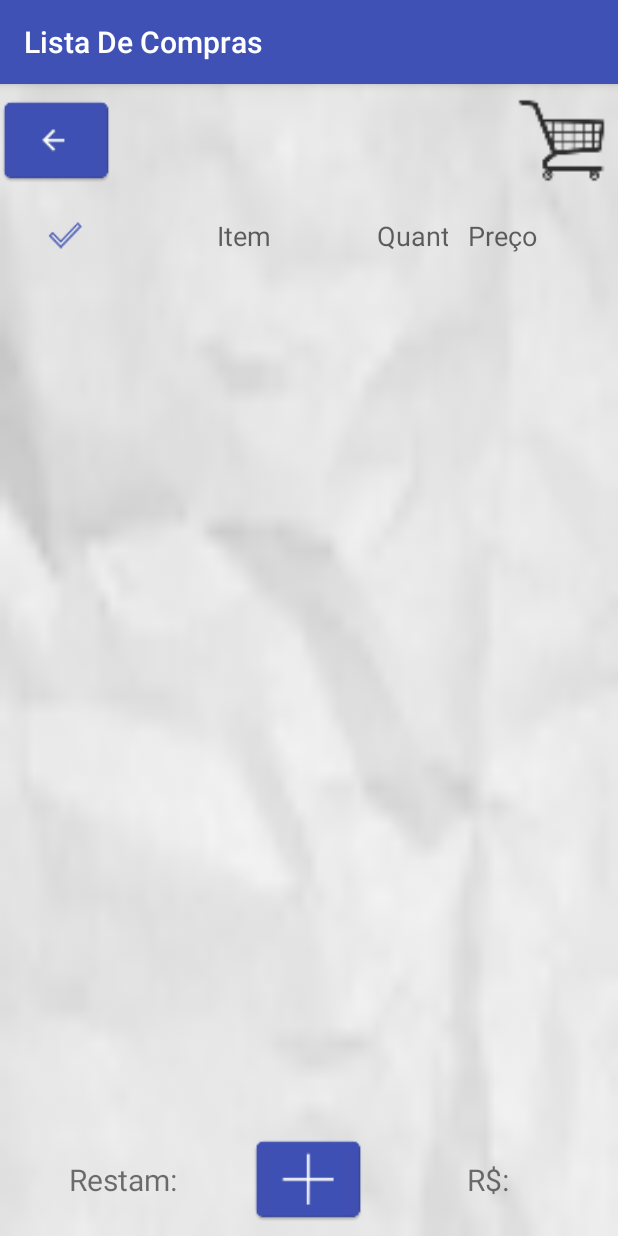
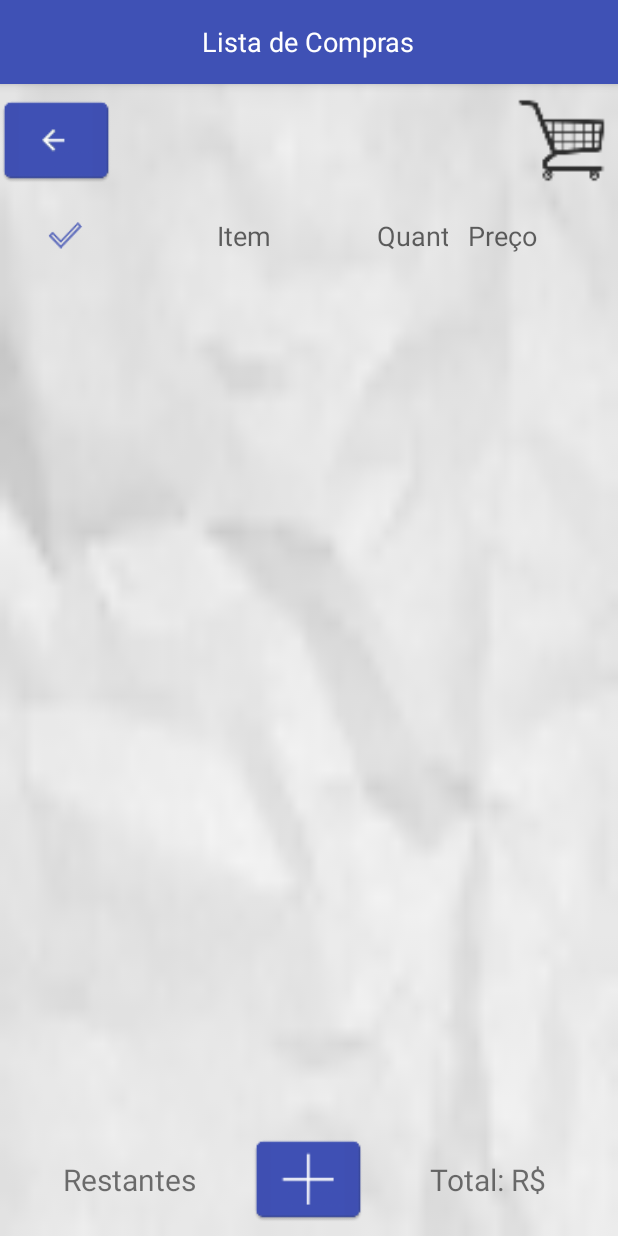
Before and after one commit to FlavioAirjan/ListaDeCompras, an Android app: the ListActivity screen opened directly, with no data from a screen before it, on a phone screen of 412 x 824 dp. Run offline under Robolectric (Android 15) with nearby library versions, the phone set to English and light mode, and no system bars; 6 statements that could not run were skipped.

Commit message:
Ajustado numero de itens. Adicionado numero de listas. Tamanho das fontes ajustados. Nome do aplicativo centralizado.

```diff
--- a/app/src/main/java/com/listadecompras/listadecompras/ListActivity.java
+++ b/app/src/main/java/com/listadecompras/listadecompras/ListActivity.java
@@ -8,6 +8,7 @@ import android.graphics.Color;
 import android.os.Bundle;
 import android.os.IBinder;
 import android.support.v4.app.Fragment;
+import android.support.v7.app.ActionBar;
 import android.support.v7.app.AppCompatActivity;
 import android.view.KeyEvent;
 import android.view.LayoutInflater;
@@ -62,6 +63,8 @@ public class ListActivity extends AppCompatActivity {
     @Override
     public void onCreate(Bundle savedInstanceState) {
 
+        getSupportActionBar().setDisplayOptions(ActionBar.DISPLAY_SHOW_CUSTOM);
+        getSupportActionBar().setCustomView(R.layout.abs_layout);
         //inicia DB
 
         //povoaClasses();
@@ -148,7 +151,7 @@ public class ListActivity extends AppCompatActivity {
 
         buttonMenu.setOnClickListener(new View.OnClickListener() {
             public void onClick(View v) {
-                Toast.makeText(context, "Menu Inicial", Toast.LENGTH_LONG).show();
+                //Toast.makeText(context, "Menu Inicial", Toast.LENGTH_LONG).show();
                // Intent i = new Intent(v.getContext(), MainActivity.class);
                // startActivity(i);
                 Intent returnIntent = new Intent();
--- /dev/null
+++ b/app/src/main/res/layout/abs_layout.xml
@@ -0,0 +1,16 @@
+<?xml version="1.0" encoding="utf-8"?>
+<LinearLayout xmlns:android="http://schemas.android.com/apk/res/android"
+    android:layout_width="match_parent"
+    android:layout_height="wrap_content"
+    android:orientation="vertical" >
+
+    <TextView
+        android:layout_width="wrap_content"
+        android:layout_height="wrap_content"
+        android:layout_gravity="center"
+        android:text="Lista de Compras"
+        android:textColor="#ffffff"
+        android:id="@+id/name_app"
+        android:textSize="18sp" />
+
+</LinearLayout>
--- a/app/src/main/res/layout/lista_compras.xml
+++ b/app/src/main/res/layout/lista_compras.xml
@@ -1,92 +1,104 @@
 <?xml version="1.0" encoding="utf-8"?>
 <RelativeLayout xmlns:android="http://schemas.android.com/apk/res/android"
     xmlns:tools="http://schemas.android.com/tools"
+    android:id="@+id/container"
     android:layout_width="match_parent"
     android:layout_height="match_parent"
-    tools:context="com.listadecompras.listadecompras.ListActivity"
-    android:id = "@+id/container"
-    android:background="@mipmap/ic_paper">
+    android:background="@mipmap/ic_paper"
+    tools:context="com.listadecompras.listadecompras.ListActivity">
 
     <RelativeLayout
-        android:layout_width="match_parent"
-        android:layout_height="match_parent"
-        android:id = "@+id/RL_quant"
+        android:id="@+id/RL_quant"
+        android:layout_width="wrap_content"
+        android:layout_height="wrap_content"
+        android:layout_alignParentBottom="true"
+        android:layout_alignParentLeft="true"
+        android:layout_alignParentStart="true"
+        android:layout_alignParentTop="false"
+        android:layout_alignTop="@+id/add_item_button"
+        android:layout_below="@+id/list_itens"
+        android:layout_toLeftOf="@+id/add_item_button"
         android:layout_toStartOf="@+id/add_item_button"
-        android:weightSum="1"
-        android:layout_alignParentBottom="true"
-        android:layout_alignTop="@+id/add_item_button"
-        android:layout_toLeftOf="@+id/add_item_button">
-    <TextView android:id="@+id/list_item_number"
-        android:layout_width="wrap_content"
-        android:layout_height="75dip"
-        android:gravity="left|center"
-        android:textSize="26sp"
-        android:layout_marginLeft="0dp"
-        android:layout_alignParentBottom="false"
-        android:layout_weight="0.38"
-        android:layout_alignParentEnd="false"
-        android:layout_alignParentStart="false"
-        android:layout_alignParentRight="true"
-        android:layout_alignParentLeft="false"
-        android:layout_toRightOf="@+id/list_restam">
-    </TextView>
+        android:gravity="center"
+        android:weightSum="1">
 
-    <TextView android:id="@+id/list_restam"
-        android:layout_width="80dp"
-        android:layout_height="75dip"
-        android:gravity="center"
-        android:textSize="20sp"
-        android:text="Restam: "
-        android:layout_marginLeft="0dp"
-        android:layout_alignParentTop="true"
-        android:layout_centerHorizontal="true">
-    </TextView>
+        <LinearLayout
+            android:layout_width="wrap_content"
+            android:layout_height="wrap_content"
+            android:layout_centerInParent="true"
+            android:orientation="horizontal">
+
+            <TextView
+                android:id="@+id/list_item_number"
+                android:layout_width="wrap_content"
+                android:layout_height="75dip"
+                android:layout_alignParentStart="true"
+                android:layout_alignParentTop="true"
+                android:layout_marginLeft="0dp"
+                android:layout_marginRight="5dp"
+                android:layout_toStartOf="@+id/list_restam"
+                android:layout_weight="0.3"
+                android:gravity="right|center"
+                android:textSize="20sp"></TextView>
+
+            <TextView
+                android:id="@+id/list_restam"
+                android:layout_width="wrap_content"
+                android:layout_height="75dip"
+                android:layout_alignParentEnd="true"
+                android:layout_alignParentTop="true"
+                android:layout_marginLeft="0dp"
+                android:gravity="center"
+                android:text="Restantes"
+                android:textSize="20sp"></TextView>
+        </LinearLayout>
     </RelativeLayout>
 
     <RelativeLayout
+        android:id="@+id/RL_preco"
         android:layout_width="wrap_content"
         android:layout_height="wrap_content"
-        android:id = "@+id/RL_preco"
-        android:gravity="center"
-        android:weightSum="1"
         android:layout_alignParentBottom="true"
         android:layout_alignParentEnd="true"
-        android:layout_toEndOf="@+id/add_item_button"
-        android:layout_below="@+id/list_itens"
         android:layout_alignParentRight="true"
         android:layout_alignParentTop="false"
+        android:layout_alignTop="@+id/add_item_button"
+        android:layout_below="@+id/list_itens"
+        android:layout_toEndOf="@+id/add_item_button"
         android:layout_toRightOf="@+id/add_item_button"
-        android:layout_alignTop="@+id/add_item_button">
+        android:gravity="center"
+        android:weightSum="1">
 
         <LinearLayout
-            android:orientation="horizontal"
             android:layout_width="wrap_content"
             android:layout_height="wrap_content"
-            android:layout_centerInParent="true">
+            android:layout_centerInParent="true"
+            android:orientation="horizontal">
 
-            <TextView android:id="@+id/list_total"
+            <TextView
+                android:id="@+id/list_total"
                 android:layout_width="wrap_content"
                 android:layout_height="75dip"
-                android:gravity="center"
-                android:textSize="20sp"
-                android:text="R$: "
-                android:layout_marginLeft="0dp"
                 android:layout_alignParentTop="true"
                 android:layout_centerHorizontal="true"
-                android:layout_centerVertical="true">
-            </TextView>
-            <TextView android:id="@+id/list_preco"
+                android:layout_centerVertical="true"
+                android:layout_marginLeft="0dp"
+                android:gravity="left|center"
+                android:text="Total: R$ "
+                android:textSize="20sp"></TextView>
+
+            <TextView
+                android:id="@+id/list_preco"
                 android:layout_width="wrap_content"
                 android:layout_height="75dip"
-                android:gravity="left|center"
-                android:textSize="20sp"
-                android:layout_marginLeft="0dp"
                 android:layout_alignParentBottom="true"
                 android:layout_alignParentEnd="true"
                 android:layout_alignParentRight="false"
+                android:layout_gravity="center"
+                android:layout_marginLeft="0dp"
                 android:layout_toEndOf="@+id/list_total"
-                android:layout_gravity="center">
-            </TextView>
+                android:gravity="left|center"
+                android:textSize="20sp"></TextView>
 
         </LinearLayout>
     </RelativeLayout>
@@ -95,67 +107,66 @@
         android:id="@+id/list_itens"
         android:layout_width="wrap_content"
         android:layout_height="366dp"
-        android:layout_marginLeft="0dp"
+        android:layout_above="@+id/add_item_button"
+        android:layout_alignParentEnd="true"
+        android:layout_alignParentStart="true"
+        android:layout_below="@+id/include"
         android:layout_gravity="right|center_vertical"
-        android:layout_above="@+id/add_item_button"
-        android:layout_below="@+id/include"
-        android:layout_alignParentEnd="true"
-        android:layout_alignParentStart="true"></ListView>
+        android:layout_marginLeft="0dp"></ListView>
 
-    <include layout="@layout/lista_cabecalho"
+    <include
+        android:id="@+id/include"
+        layout="@layout/lista_cabecalho"
         android:layout_width="fill_parent"
         android:layout_height="wrap_content"
-        android:id="@+id/include"
-        android:layout_below="@+id/menu_inicial"
         android:layout_alignParentEnd="true"
-        android:layout_alignParentStart="true" />
-
+        android:layout_alignParentStart="true"
+        android:layout_below="@+id/menu_inicial" />
 
 
     <Button
         android:id="@+id/add_item_button"
         android:layout_width="75dp"
         android:layout_height="75dp"
-        android:background="@mipmap/ic_add"
+        android:layout_alignParentBottom="true"
+        android:layout_centerHorizontal="true"
         android:layout_gravity="right|bottom"
-        android:layout_alignParentBottom="true"
-        android:layout_centerHorizontal="true">
-    </Button>
+        android:background="@mipmap/ic_add"></Button>
 
     <Button
         android:id="@+id/menu_inicial"
         android:layout_width="75dp"
         android:layout_height="75dp"
-        android:background="@mipmap/ic_backbutton"
+        android:layout_alignParentStart="true"
+        android:layout_alignParentTop="true"
         android:layout_gravity="left|top"
         android:layout_marginLeft="0dp"
-        android:textAlignment="inherit"
-        android:layout_alignParentTop="true"
-        android:layout_alignParentStart="true">
-    </Button>
+        android:background="@mipmap/ic_backbutton"
+        android:textAlignment="inherit"></Button>
 
-    <EditText android:id="@+id/list_text_view_name"
+    <EditText
+        android:id="@+id/list_text_view_name"
         android:layout_width="wrap_content"
         android:layout_height="75dp"
+        android:layout_alignParentTop="true"
+        android:layout_centerHorizontal="true"
+        android:layout_gravity="right|top"
+        android:layout_marginLeft="0dp"
+        android:background="@android:color/transparent"
         android:gravity="center"
-        android:textSize="36sp"
-        android:layout_marginLeft="0dp"
-        android:layout_gravity="right|top"
         android:imeOptions="actionDone"
+        android:inputType="textPersonName"
         android:selectAllOnFocus="true"
-        android:inputType="textPersonName"
-        android:background="@android:color/transparent"
+        android:textSize="36sp"></EditText>
+
+    <ImageView
+        android:id="@+id/imagecart"
+        android:layout_width="75dp"
+        android:layout_height="75dp"
+        android:layout_alignParentEnd="true"
         android:layout_alignParentTop="true"
-        android:layout_centerHorizontal="true">
-    </EditText>
-
-    <ImageView android:layout_width="75dp"
-        android:layout_height="75dp"
-        android:id="@+id/imagecart"
-        android:layout_alignParentTop="true"
-        android:src="@drawable/ic_cart2"
         android:scaleX="-1"
-        android:layout_alignParentEnd="true"></ImageView>
+        android:src="@drawable/ic_cart2"></ImageView>
 
 
 </RelativeLayout>
--- a/app/src/main/res/values/strings.xml
+++ b/app/src/main/res/values/strings.xml
@@ -1,3 +1,3 @@
 <resources>
-    <string name="app_name">Lista De Compras</string>
+    <string name="app_name">Lista de Compras</string>
 </resources>
```
Also changed, not shown: app/src/main/java/com/listadecompras/listadecompras/CustomAdapterListaListas.java (+0 -43 lines), app/src/main/java/com/listadecompras/listadecompras/MainActivity.java (+16 -3 lines), app/src/main/res/layout/activity_main.xml (+51 -2 lines), app/src/main/res/mipmap-hdpi/ic_launcher.png (deleted), app/src/main/res/mipmap-mdpi/ic_launcher.png (deleted), app/src/main/res/mipmap-xhdpi/ic_launcher.png (deleted), app/src/main/res/mipmap-xxhdpi/ic_launcher.png (deleted), app/src/main/res/mipmap-xxxhdpi/ic_launcher.png (deleted).
